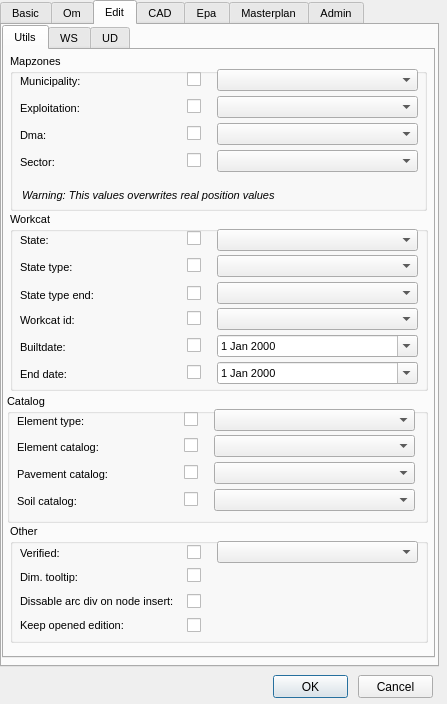
Before: the Qt Designer form ui/config.ui in Giswater/giswater_qgis_plugin, drawn with Qt 5.
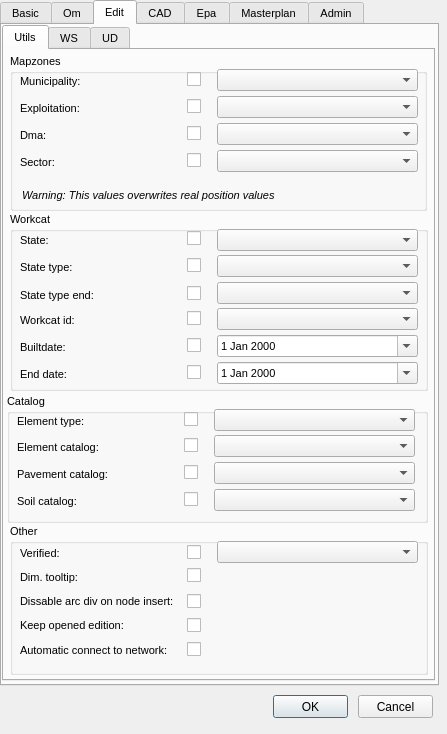
After: the same form once the commit is applied. The open tabs and pages were chosen to show the change.

Commit message: Enhancement: add variable 'edit_connect_force_automatic_connect2network' into config form

What changed in the file:
```diff
--- a/ui/config.ui
+++ b/ui/config.ui
@@ -7,7 +7,7 @@
     <x>0</x>
     <y>0</y>
     <width>447</width>
-    <height>704</height>
+    <height>734</height>
    </rect>
   </property>
   <property name="windowTitle">
@@ -17,7 +17,7 @@
    <property name="geometry">
     <rect>
      <x>273</x>
-     <y>675</y>
+     <y>695</y>
      <width>75</width>
      <height>23</height>
     </rect>
@@ -30,7 +30,7 @@
    <property name="geometry">
     <rect>
      <x>358</x>
-     <y>675</y>
+     <y>695</y>
      <width>75</width>
      <height>23</height>
     </rect>
@@ -45,7 +45,7 @@
      <x>0</x>
      <y>0</y>
      <width>439</width>
-     <height>667</height>
+     <height>686</height>
     </rect>
    </property>
    <property name="font">
@@ -271,7 +271,7 @@
        <x>0</x>
        <y>0</y>
        <width>433</width>
-       <height>633</height>
+       <height>656</height>
       </rect>
      </property>
      <property name="font">
@@ -1200,7 +1200,7 @@
          <x>6</x>
          <y>474</y>
          <width>418</width>
-         <height>119</height>
+         <height>151</height>
         </rect>
        </property>
        <property name="title">
@@ -1412,6 +1412,55 @@
          <string/>
         </property>
        </widget>
+       <widget class="QLabel" name="label_edit_connect_force_automatic_connect2network">
+        <property name="geometry">
+         <rect>
+          <x>10</x>
+          <y>115</y>
+          <width>236</width>
+          <height>22</height>
+         </rect>
+        </property>
+        <property name="font">
+         <font>
+          <pointsize>8</pointsize>
+         </font>
+        </property>
+        <property name="frameShape">
+         <enum>QFrame::NoFrame</enum>
+        </property>
+        <property name="frameShadow">
+         <enum>QFrame::Plain</enum>
+        </property>
+        <property name="text">
+         <string>Automatic connect to network:</string>
+        </property>
+        <property name="textFormat">
+         <enum>Qt::AutoText</enum>
+        </property>
+        <property name="scaledContents">
+         <bool>false</bool>
+        </property>
+        <property name="alignment">
+         <set>Qt::AlignLeading|Qt::AlignLeft|Qt::AlignVCenter</set>
+        </property>
+        <property name="margin">
+         <number>3</number>
+        </property>
+       </widget>
+       <widget class="QCheckBox" name="chk_edit_connect_force_automatic_connect2network">
+        <property name="geometry">
+         <rect>
+          <x>177</x>
+          <y>115</y>
+          <width>15</width>
+          <height>20</height>
+         </rect>
+        </property>
+        <property name="text">
+         <string/>
+        </property>
+       </widget>
       </widget>
      </widget>
      <widget class="QWidget" name="tab_edit_ws">
```
The commit also changes 1 other file.
